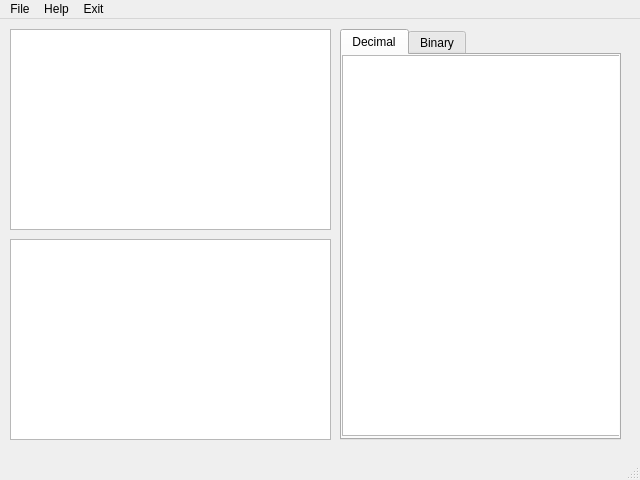
Qt form maincalc.ui (jprili/simplecalc) before a commit.
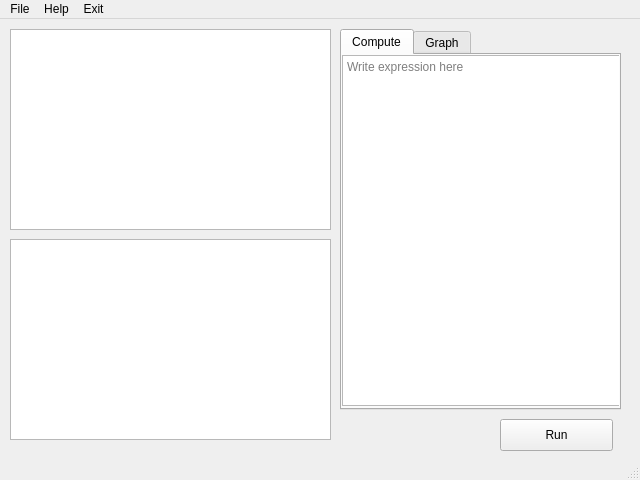
The same form after that commit.

Commit message: assign button

What changed in the file:
```diff
--- a/maincalc.ui
+++ b/maincalc.ui
@@ -30,7 +30,7 @@
       <x>340</x>
       <y>10</y>
       <width>281</width>
-      <height>411</height>
+      <height>381</height>
      </rect>
     </property>
     <property name="autoFillBackground">
@@ -41,7 +41,7 @@
     </property>
     <widget class="QWidget" name="decimal">
      <attribute name="title">
-      <string>Decimal</string>
+      <string>Compute</string>
      </attribute>
      <widget class="QTextEdit" name="textEdit">
       <property name="geometry">
@@ -49,14 +49,20 @@
         <x>0</x>
         <y>0</y>
         <width>281</width>
-        <height>381</height>
+        <height>351</height>
        </rect>
       </property>
+      <property name="cursor" stdset="0">
+       <cursorShape>ArrowCursor</cursorShape>
+      </property>
+      <property name="placeholderText">
+       <string>Write expression here</string>
+      </property>
      </widget>
     </widget>
     <widget class="QWidget" name="binary">
      <attribute name="title">
-      <string>Binary</string>
+      <string>Graph</string>
      </attribute>
      <widget class="QPlainTextEdit" name="plainTextEdit">
       <property name="geometry">
@@ -80,6 +86,19 @@
      </rect>
     </property>
    </widget>
+   <widget class="QPushButton" name="pushRun">
+    <property name="geometry">
+     <rect>
+      <x>500</x>
+      <y>400</y>
+      <width>113</width>
+      <height>32</height>
+     </rect>
+    </property>
+    <property name="text">
+     <string>Run</string>
+    </property>
+   </widget>
   </widget>
   <widget class="QMenuBar" name="menubar">
    <property name="geometry">
```
Left out of the diff: 11 changed lines with no effect on the pictures. The commit also changes 1 other file.
